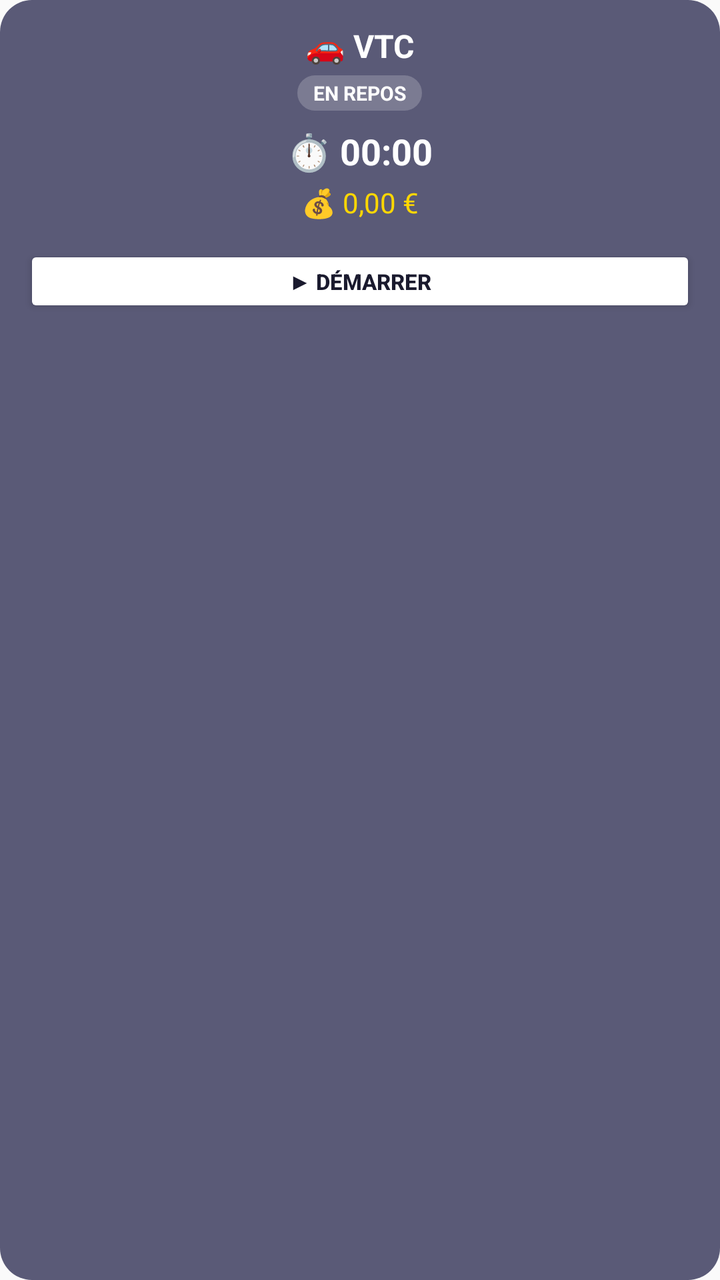
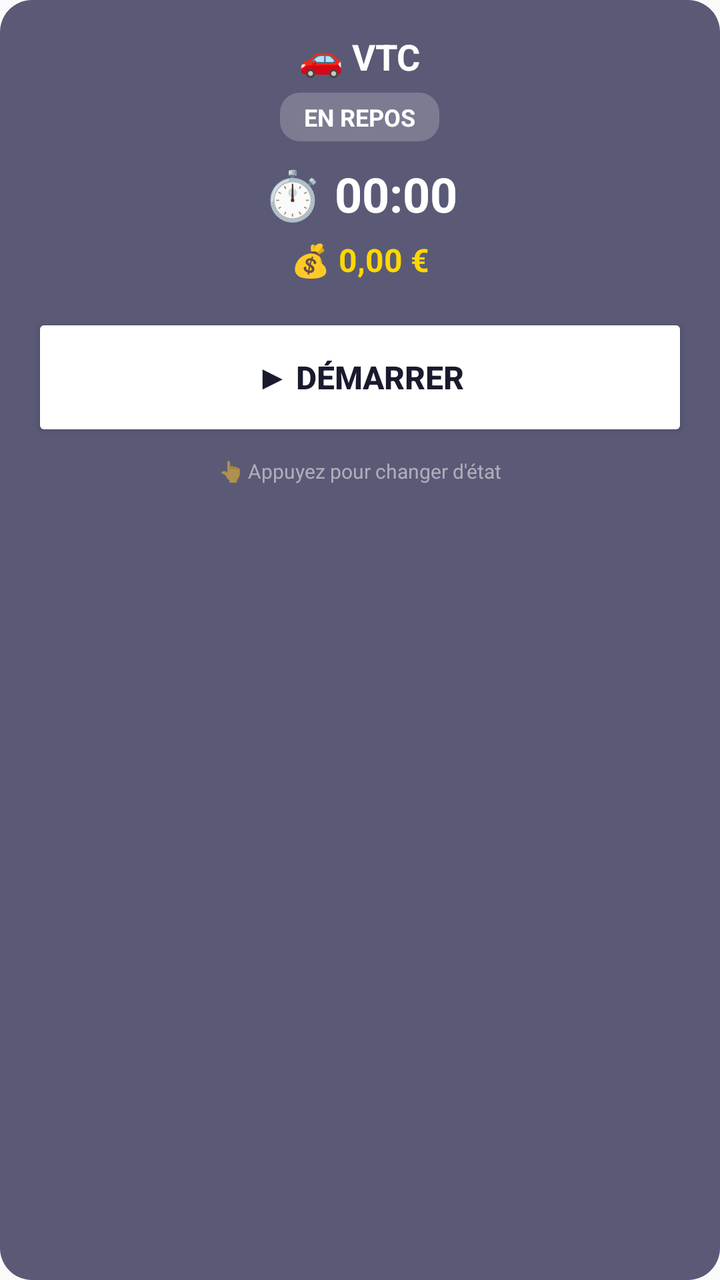

Two renders of the same Android screen: before a commit and after it. Below are the layout's source before the change and the commit's diff.
<!-- AndroidManifest.xml: application theme AppTheme -->
<!-- res/layout/widget_overlay.xml -->
<?xml version="1.0" encoding="utf-8"?>
<LinearLayout xmlns:android="http://schemas.android.com/apk/res/android"
    android:id="@+id/widget_container"
    android:layout_width="wrap_content"
    android:layout_height="wrap_content"
    android:orientation="vertical"
    android:background="@drawable/widget_background"
    android:padding="12dp"
    android:minWidth="140dp">

    
    <TextView
        android:id="@+id/tv_titre"
        android:layout_width="wrap_content"
        android:layout_height="wrap_content"
        android:layout_gravity="center"
        android:text="🚗 VTC"
        android:textColor="#FFFFFF"
        android:textSize="16sp"
        android:textStyle="bold" />

    
    <TextView
        android:id="@+id/tv_etat"
        android:layout_width="wrap_content"
        android:layout_height="wrap_content"
        android:layout_gravity="center"
        android:layout_marginTop="4dp"
        android:background="@drawable/badge_background"
        android:paddingHorizontal="8dp"
        android:paddingVertical="2dp"
        android:text="EN REPOS"
        android:textColor="#FFFFFF"
        android:textSize="10sp"
        android:textStyle="bold" />

    
    <TextView
        android:id="@+id/tv_temps"
        android:layout_width="wrap_content"
        android:layout_height="wrap_content"
        android:layout_gravity="center"
        android:layout_marginTop="8dp"
        android:text="⏱️ 00:00"
        android:textColor="#FFFFFF"
        android:textSize="18sp"
        android:textStyle="bold" />

    
    <TextView
        android:id="@+id/tv_revenu"
        android:layout_width="wrap_content"
        android:layout_height="wrap_content"
        android:layout_gravity="center"
        android:layout_marginTop="4dp"
        android:text="💰 0,00 €"
        android:textColor="#FFD700"
        android:textSize="14sp" />

    
    <LinearLayout
        android:layout_width="match_parent"
        android:layout_height="wrap_content"
        android:layout_marginTop="12dp"
        android:orientation="vertical">

        <Button
            android:id="@+id/btn_action"
            android:layout_width="match_parent"
            android:layout_height="36dp"
            android:backgroundTint="#FFFFFF"
            android:text="▶ DÉMARRER"
            android:textColor="#1a1a2e"
            android:textSize="11sp"
            android:textStyle="bold" />

        <Button
            android:id="@+id/btn_secondaire"
            android:layout_width="match_parent"
            android:layout_height="32dp"
            android:layout_marginTop="4dp"
            android:backgroundTint="#40FFFFFF"
            android:text="ANNULER"
            android:textColor="#FFFFFF"
            android:textSize="10sp"
            android:visibility="gone" />

    </LinearLayout>

</LinearLayout>
<!-- resources referenced by this layout -->
<resources>
  <!-- drawable badge_background (drawable) -->
  <?xml version="1.0" encoding="utf-8"?>
  <shape xmlns:android="http://schemas.android.com/apk/res/android"
      android:shape="rectangle">
      <corners android:radius="10dp" />
      <solid android:color="#33FFFFFF" />
  </shape>
  <!-- drawable widget_background (drawable) -->
  <?xml version="1.0" encoding="utf-8"?>
  <shape xmlns:android="http://schemas.android.com/apk/res/android"
      android:shape="rectangle">
      <corners android:radius="16dp" />
      <solid android:color="#E64a4a6a" />
  </shape>
  <style name="AppTheme" parent="Theme.AppCompat.DayNight.NoActionBar">
          
          <item name="android:editTextBackground">@drawable/rn_edit_text_material</item>
      </style>
  <!-- drawable rn_edit_text_material (drawable) -->
  <?xml version="1.0" encoding="utf-8"?>
  <inset xmlns:android="http://schemas.android.com/apk/res/android"
         android:insetLeft="@dimen/abc_edit_text_inset_horizontal_material"
         android:insetRight="@dimen/abc_edit_text_inset_horizontal_material"
         android:insetTop="@dimen/abc_edit_text_inset_top_material"
         android:insetBottom="@dimen/abc_edit_text_inset_bottom_material"
         >
  
      <selector>
          
          <item android:state_enabled="false" android:drawable="@drawable/abc_textfield_default_mtrl_alpha"/>
          <item android:drawable="@drawable/abc_textfield_activated_mtrl_alpha"/>
      </selector>
  
  </inset>
</resources>

<!-- the commit's change to res/layout/widget_overlay.xml (unified diff, before → after) -->
@@ -5,8 +5,8 @@
     android:layout_height="wrap_content"
     android:orientation="vertical"
     android:background="@drawable/widget_background"
-    android:padding="12dp"
-    android:minWidth="140dp">
+    android:padding="16dp"
+    android:minWidth="180dp">
 
     
     <TextView
@@ -16,7 +16,7 @@
         android:layout_gravity="center"
         android:text="🚗 VTC"
         android:textColor="#FFFFFF"
-        android:textSize="16sp"
+        android:textSize="18sp"
         android:textStyle="bold" />
 
     
@@ -25,13 +25,13 @@
         android:layout_width="wrap_content"
         android:layout_height="wrap_content"
         android:layout_gravity="center"
-        android:layout_marginTop="4dp"
+        android:layout_marginTop="6dp"
         android:background="@drawable/badge_background"
-        android:paddingHorizontal="8dp"
-        android:paddingVertical="2dp"
+        android:paddingHorizontal="12dp"
+        android:paddingVertical="4dp"
         android:text="EN REPOS"
         android:textColor="#FFFFFF"
-        android:textSize="10sp"
+        android:textSize="12sp"
         android:textStyle="bold" />
 
     
@@ -40,10 +40,10 @@
         android:layout_width="wrap_content"
         android:layout_height="wrap_content"
         android:layout_gravity="center"
-        android:layout_marginTop="8dp"
+        android:layout_marginTop="10dp"
         android:text="⏱️ 00:00"
         android:textColor="#FFFFFF"
-        android:textSize="18sp"
+        android:textSize="24sp"
         android:textStyle="bold" />
 
     
@@ -52,39 +52,53 @@
         android:layout_width="wrap_content"
         android:layout_height="wrap_content"
         android:layout_gravity="center"
-        android:layout_marginTop="4dp"
+        android:layout_marginTop="6dp"
         android:text="💰 0,00 €"
         android:textColor="#FFD700"
-        android:textSize="14sp" />
+        android:textSize="16sp"
+        android:textStyle="bold" />
 
     
     <LinearLayout
         android:layout_width="match_parent"
         android:layout_height="wrap_content"
-        android:layout_marginTop="12dp"
+        android:layout_marginTop="16dp"
         android:orientation="vertical">
 
+        
         <Button
             android:id="@+id/btn_action"
             android:layout_width="match_parent"
-            android:layout_height="36dp"
+            android:layout_height="64dp"
             android:backgroundTint="#FFFFFF"
             android:text="▶ DÉMARRER"
             android:textColor="#1a1a2e"
-            android:textSize="11sp"
-            android:textStyle="bold" />
+            android:textSize="16sp"
+            android:textStyle="bold"
+            android:elevation="4dp" />
 
+        
         <Button
             android:id="@+id/btn_secondaire"
             android:layout_width="match_parent"
-            android:layout_height="32dp"
-            android:layout_marginTop="4dp"
+            android:layout_height="48dp"
+            android:layout_marginTop="8dp"
             android:backgroundTint="#40FFFFFF"
             android:text="ANNULER"
             android:textColor="#FFFFFF"
-            android:textSize="10sp"
+            android:textSize="14sp"
             android:visibility="gone" />
 
     </LinearLayout>
 
+    
+    <TextView
+        android:layout_width="wrap_content"
+        android:layout_height="wrap_content"
+        android:layout_gravity="center"
+        android:layout_marginTop="8dp"
+        android:text="👆 Appuyez pour changer d'état"
+        android:textColor="#80FFFFFF"
+        android:textSize="10sp" />
+
 </LinearLayout>
